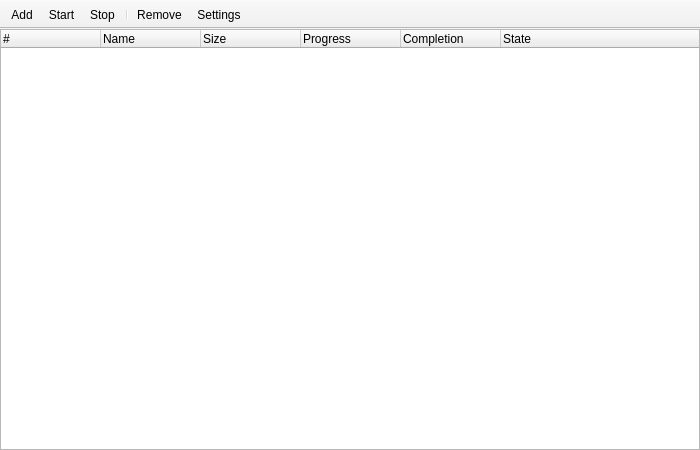
Old version of the form btc/interface/TorrentWindow.ui in the repository ybubnov/torrent.
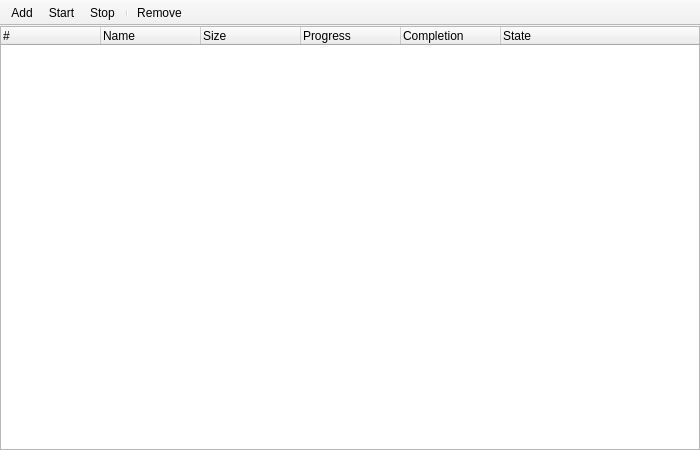
New version of the form. Icons and pictures are not drawn.

Patch:
```diff
--- a/btc/interface/TorrentWindow.ui
+++ b/btc/interface/TorrentWindow.ui
@@ -80,6 +80,12 @@
    </layout>
   </widget>
   <widget class="QToolBar" name="torrentToolBar">
+   <property name="maximumSize">
+    <size>
+     <width>16777215</width>
+     <height>26</height>
+    </size>
+   </property>
    <property name="movable">
     <bool>false</bool>
    </property>
@@ -94,7 +100,6 @@
    <addaction name="actionStopTorrent"/>
    <addaction name="separator"/>
    <addaction name="actionRemoveTorrent"/>
-   <addaction name="actionSettings"/>
   </widget>
   <widget class="QMenuBar" name="menuBar">
    <property name="geometry">
@@ -142,18 +147,6 @@
     <string>Remove Torrent</string>
    </property>
   </action>
-  <action name="actionSettings">
-   <property name="icon">
-    <iconset resource="icons.qrc">
-     <normaloff>:/icons/icons/settings.png</normaloff>:/icons/icons/settings.png</iconset>
-   </property>
-   <property name="text">
-    <string>Settings</string>
-   </property>
-   <property name="toolTip">
-    <string>Settings</string>
-   </property>
-  </action>
   <action name="actionAdd">
    <property name="icon">
     <iconset resource="icons.qrc">
```
Left out of the diff: 2 changed lines with no effect on the pictures.
